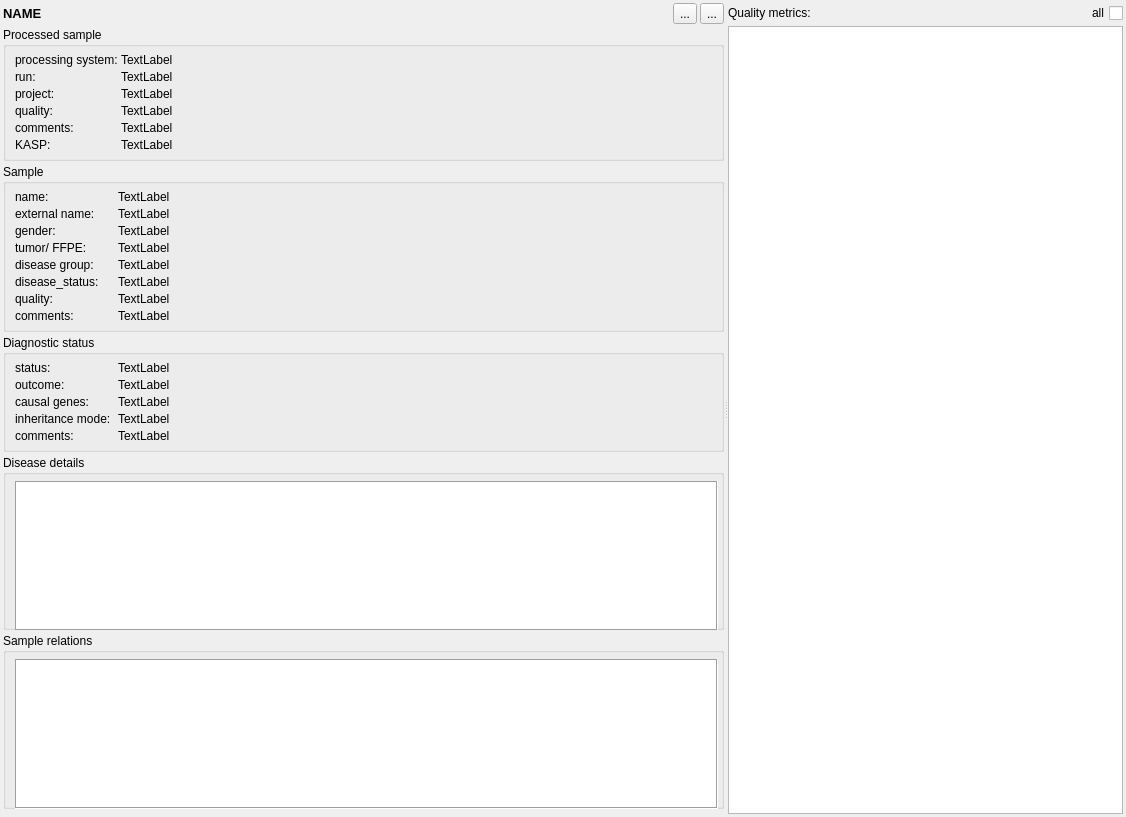
This is src/GSvar/ProcessedSampleWidget.ui in imgag/ngs-bits as Qt 5 draws it before an edit. The edited form follows.
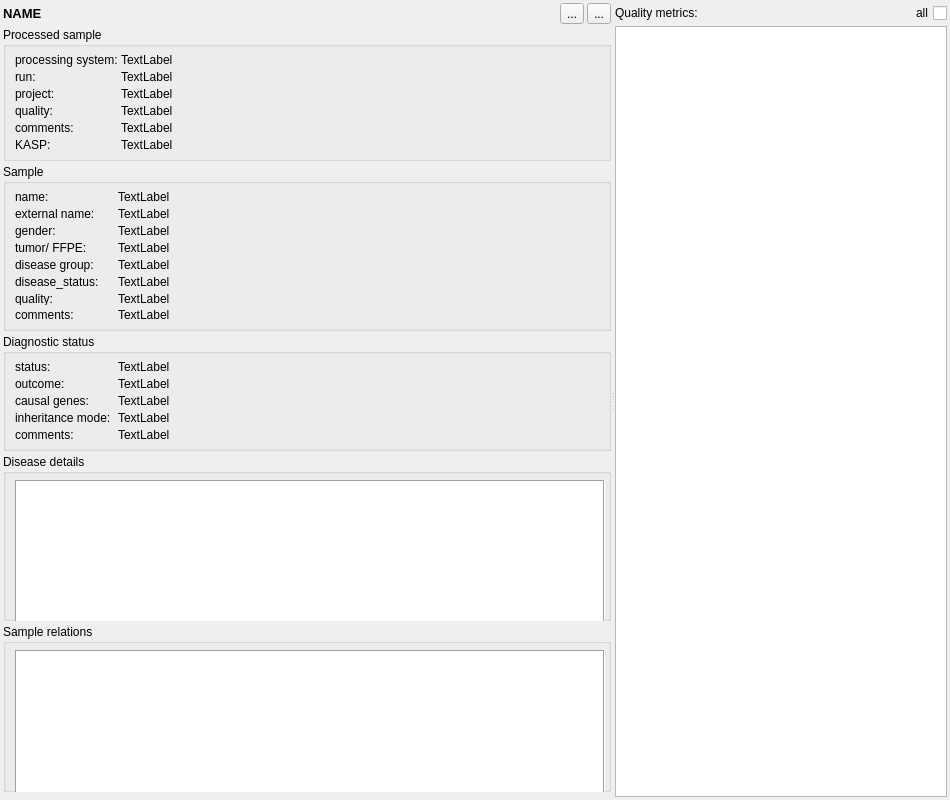
This is the edited form. Icons and pictures are not drawn. Custom widgets are drawn as their Qt base class.

```diff
--- a/src/GSvar/ProcessedSampleWidget.ui
+++ b/src/GSvar/ProcessedSampleWidget.ui
@@ -6,14 +6,14 @@
    <rect>
     <x>0</x>
     <y>0</y>
-    <width>1126</width>
-    <height>817</height>
+    <width>950</width>
+    <height>800</height>
    </rect>
   </property>
   <property name="minimumSize">
    <size>
     <width>950</width>
-    <height>765</height>
+    <height>800</height>
    </size>
   </property>
   <property name="windowTitle">
```
